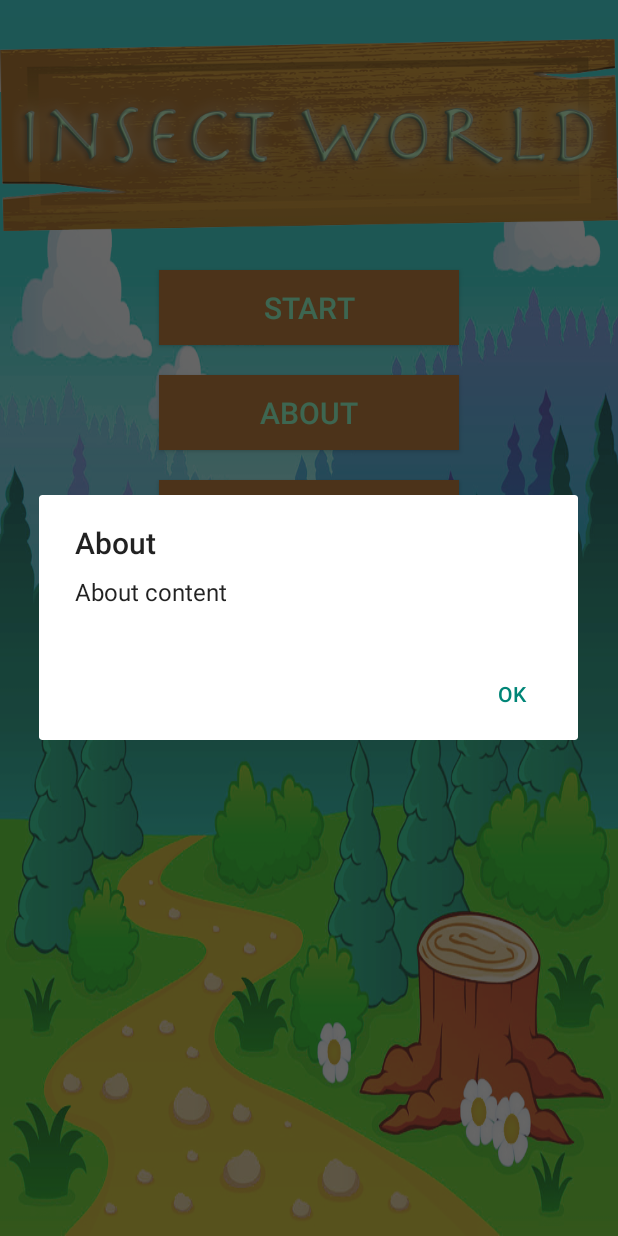
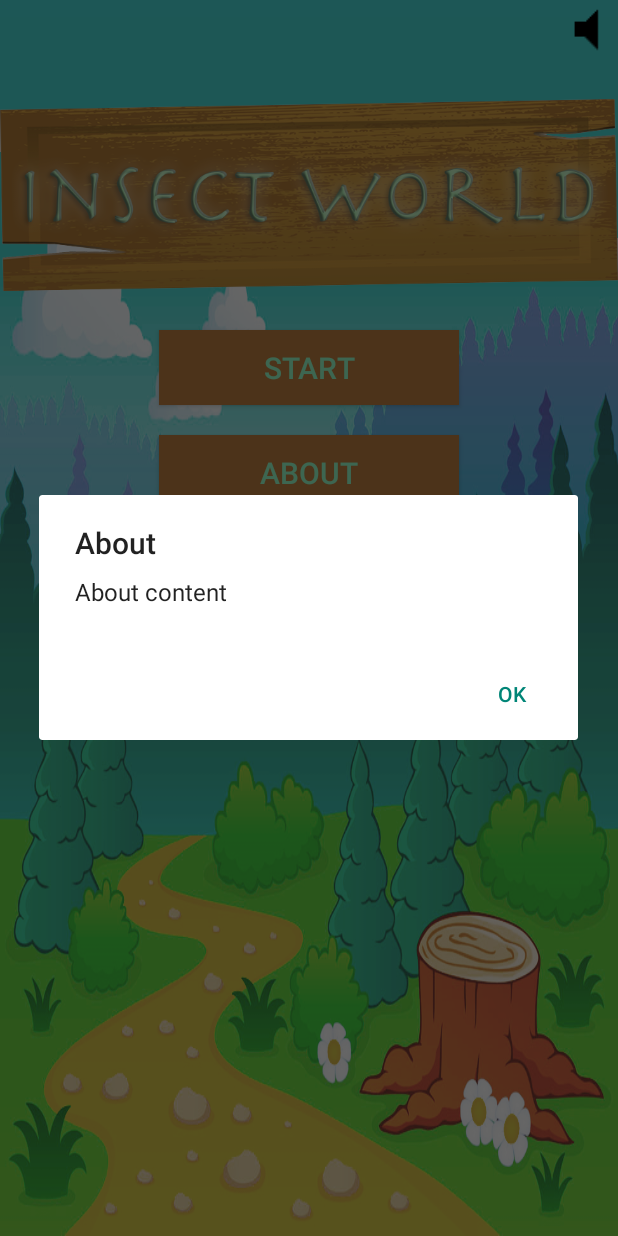
Before and after one commit to cinnamorollsnow/Octopus, an Android app: the screen it shows after launch (MainActivity), after a tap on "ABOUT", on a phone screen of 412 x 824 dp. Run offline under Robolectric (Android 15) with nearby library versions, the phone set to English and light mode, and no system bars; 2 other taps on this screen came first.

Commit message:
music/mute button added.

```diff
--- a/Gamepj/app/src/main/java/com/example/onpus/gameproject/MainActivity.java
+++ b/Gamepj/app/src/main/java/com/example/onpus/gameproject/MainActivity.java
@@ -3,18 +3,24 @@ package com.example.onpus.gameproject;
 import android.content.DialogInterface;
 import android.content.Intent;
 import android.content.SharedPreferences;
+import android.media.AsyncPlayer;
+import android.media.AudioManager;
+import android.media.Image;
 import android.media.MediaPlayer;
+import android.net.Uri;
 import android.os.Bundle;
 import android.support.v7.app.AlertDialog;
 import android.support.v7.app.AppCompatActivity;
 import android.view.View;
 import android.widget.Button;
+import android.widget.ImageButton;
 
 public class MainActivity extends AppCompatActivity implements View.OnClickListener {
     private SharedPreferences settings;
     private static final String data = "DATA";
-    private MediaPlayer bgmusic;
-    private SoundManager sound;
+    public static MediaPlayer bgmusic;
+    public static AsyncPlayer player;
+    private ImageButton music;
 
     @Override
     protected void onCreate(Bundle savedInstanceState) {
@@ -25,12 +31,20 @@ public class MainActivity extends AppCompatActivity implements View.OnClickListe
         bgmusic.setLooping(true);
         bgmusic.start();
 
-        sound = new SoundManager(this, true);
+        music = (ImageButton) findViewById(R.id.musicBtn);
+        if (bgmusic.isPlaying())
+            music.setBackgroundResource(R.drawable.ic_volume_up_black_24dp);
+        else
+            music.setBackgroundResource(R.drawable.ic_volume_mute_black_24dp);
+
+        player = new AsyncPlayer(this.getPackageName());
+
         Button start = (Button) findViewById(R.id.start);
         Button about = (Button) findViewById(R.id.about);
         Button highScore = (Button) findViewById(R.id.highScore);
         Button exit = (Button) findViewById(R.id.exit);
 
+        music.setOnClickListener(this);
         start.setOnClickListener(this);
         about.setOnClickListener(this);
         highScore.setOnClickListener(this);
@@ -49,8 +63,23 @@ public class MainActivity extends AppCompatActivity implements View.OnClickListe
 
     @Override
     public void onClick(View view) {
-        sound.play(R.raw.button);
+        //sound.play(R.raw.button);
+        if (bgmusic.isPlaying()) {
+            int resId = R.raw.button;
+            Uri uri = Uri.parse("android.resource://" + this.getPackageName() + "/" + resId);
+            player.play(this, uri, false, AudioManager.STREAM_MUSIC);
+        }
+
         switch(view.getId()) {
+            case R.id.musicBtn:
+                if (bgmusic.isPlaying()) {
+                    bgmusic.pause();
+                    findViewById(R.id.musicBtn).setBackgroundResource(R.drawable.ic_volume_mute_black_24dp);
+                }else{
+                    bgmusic.start();
+                    findViewById(R.id.musicBtn).setBackgroundResource(R.drawable.ic_volume_up_black_24dp);
+                }
+                break;
             case R.id.start:
                 Intent intent = new Intent(this, GameActivityWithImage.class);
                 startActivity(intent);
--- a/Gamepj/app/src/main/java/com/example/onpus/gameproject/SoundManager.java
+++ /dev/null
@@ -1,65 +0,0 @@
-package com.example.onpus.gameproject;
-
-import android.content.Context;
-import android.graphics.Rect;
-import android.graphics.drawable.Drawable;
-import android.media.AsyncPlayer;
-import android.media.AudioManager;
-import android.net.Uri;
-
-/** Sound manager for managing the on/off status, drawables, and playbacks. */
-public class SoundManager {
-    /** The context of this sound manager. */
-    private Context context;
-    /** The drawable when sound is on. */
-    private Drawable onDrawable;
-    /** The drawable when sound is off. */
-    private Drawable offDrawable;
-    /** Whether sound is on. */
-    private boolean on;
-    /** Sound player for playback. */
-    private AsyncPlayer player;
-
-    /** Constructs a sound manager object. */
-    public SoundManager(Context context, boolean on) {
-        this.context = context;
-        this.on = on;
-        onDrawable = context.getResources().getDrawable(R.drawable.ic_volume_up_black_24dp);
-        offDrawable = context.getResources().getDrawable(R.drawable.ic_volume_mute_black_24dp);
-        player = new AsyncPlayer(context.getPackageName());
-    }
-
-    /** Returns whether sound is on. */
-    public boolean getOn() {
-        return on;
-    }
-
-    /** Sets whether sound is on. */
-    public void setOn(boolean on) {
-        this.on = on;
-    }
-
-    /** Returns the current drawable according to the on/off status. */
-    public Drawable getDrawable() {
-        return on ? onDrawable : offDrawable;
-    }
-
-    /** Returns the bounds of the current drawable. */
-    public Rect getBounds() {
-        return onDrawable.getBounds();
-    }
-
-    /** Sets the bounds of the drawable. */
-    public void setBounds (Rect bounds) {
-        onDrawable.setBounds(bounds);
-        offDrawable.setBounds(bounds);
-    }
-
-    /** Plays a sound resource file with the parameter ID. */
-    public void play(int resId) {
-        if (on) {
-            Uri uri = Uri.parse("android.resource://" + context.getPackageName() + "/" + resId);
-            player.play(context, uri, false, AudioManager.STREAM_MUSIC);
-        }
-    }
-}
--- a/Gamepj/app/src/main/res/layout/activity_main.xml
+++ b/Gamepj/app/src/main/res/layout/activity_main.xml
@@ -6,6 +6,24 @@
     android:layout_height="match_parent"
     android:background="@mipmap/bg"
     tools:context="com.example.onpus.gameproject.MainActivity">
+
+    <RelativeLayout
+        android:id="@+id/sound"
+        android:layout_width="wrap_content"
+        android:layout_height="wrap_content"
+        >
+        <ImageButton
+            android:id="@+id/musicBtn"
+            android:layout_width="40dp"
+            android:layout_height="40dp"
+            android:layout_alignParentRight="true"
+            android:layout_alignParentEnd="true"/>
+    </RelativeLayout>
+
+    <RelativeLayout
+        android:layout_width="wrap_content"
+        android:layout_height="wrap_content"
+        android:layout_below="@+id/sound">
 
     <ImageView
         android:id="@+id/bg_image"
@@ -59,5 +77,5 @@
         android:textSize="20sp"
         android:layout_centerInParent="true"
         android:layout_below="@+id/highScore"/>
-
+    </RelativeLayout>
 </RelativeLayout>
```
Also changed, not shown: Gamepj/app/src/main/java/com/example/onpus/gameproject/GameActivityWithImage.java (+51 -13 lines), Gamepj/app/src/main/res/layout/activity_game.xml (+14 -0 lines).
